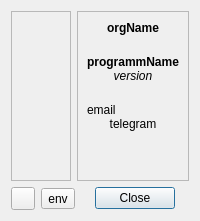
This is Qt/lib/mw/aboutbox/src/ui/aboutbox.ui in RinatB2017/mega_GIT as Qt 5 draws it before an edit. The edited form follows.
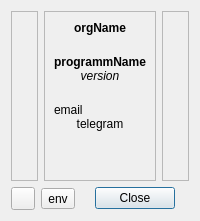
This is the edited form.

Diff of the .ui file:
```diff
--- a/Qt/lib/mw/aboutbox/src/ui/aboutbox.ui
+++ b/Qt/lib/mw/aboutbox/src/ui/aboutbox.ui
@@ -39,7 +39,6 @@
          <widget class="QLabel" name="lbl_orgName">
           <property name="font">
            <font>
-            <weight>75</weight>
             <bold>true</bold>
            </font>
           </property>
@@ -71,7 +70,6 @@
          <widget class="QLabel" name="lbl_programmName">
           <property name="font">
            <font>
-            <weight>75</weight>
             <bold>true</bold>
            </font>
           </property>
@@ -147,6 +145,21 @@
        </layout>
       </widget>
      </item>
+     <item>
+      <widget class="QFrame" name="frame_telegram">
+       <property name="frameShape">
+        <enum>QFrame::Shape::StyledPanel</enum>
+       </property>
+       <property name="frameShadow">
+        <enum>QFrame::Shadow::Raised</enum>
+       </property>
+       <layout class="QVBoxLayout" name="verticalLayout_3">
+        <item>
+         <widget class="QLabel" name="lbl_telegram_qr"/>
+        </item>
+       </layout>
+      </widget>
+     </item>
     </layout>
    </item>
    <item>
```
Left out of the diff: 22 changed lines with no effect on the pictures.
